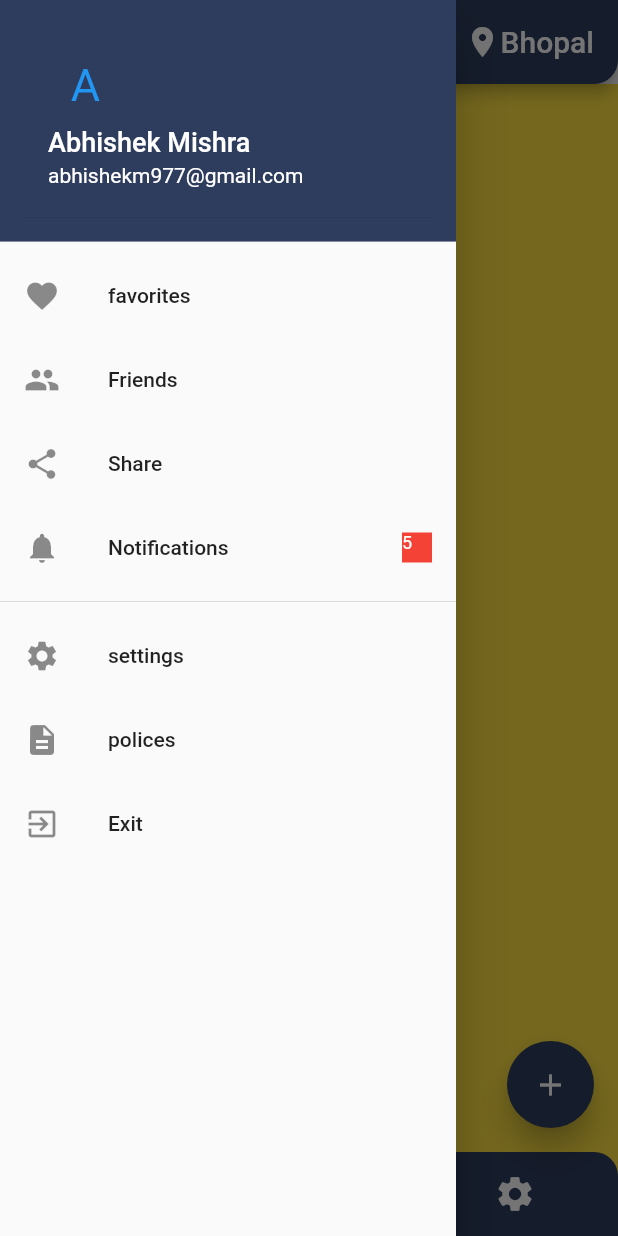
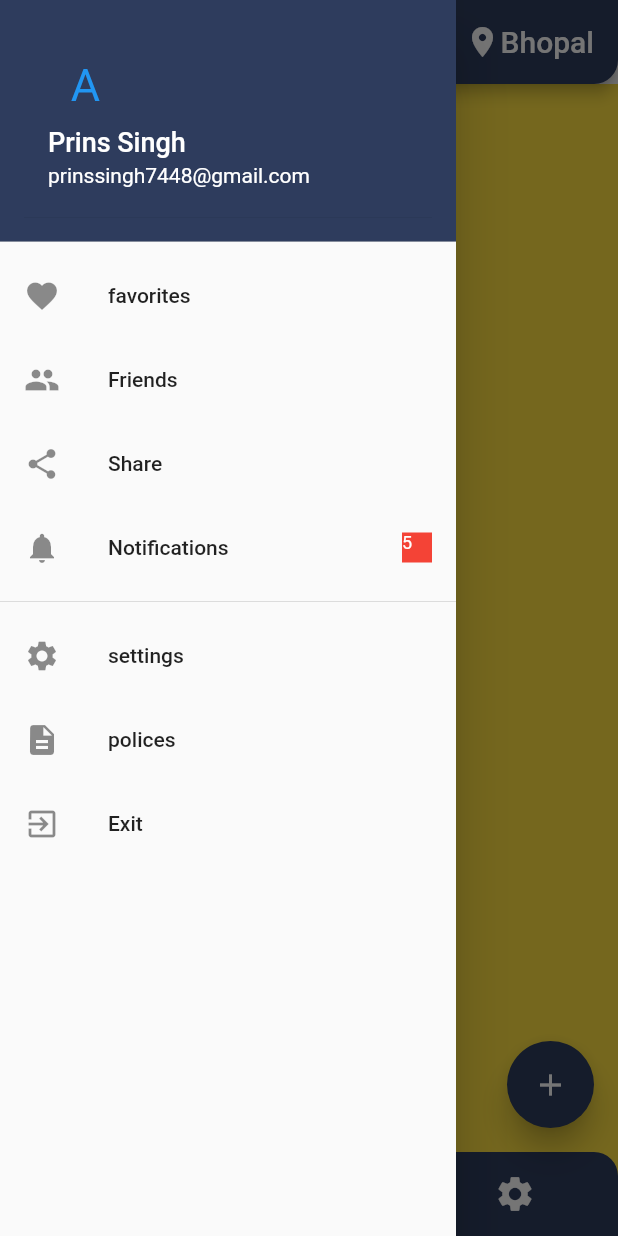
Before and after one commit to Prinssingh/SpotRentalPro, a Flutter app: the HomeScreen screen opened directly, with the side drawer open, on a phone screen of 412 x 824 dp. Run offline on Flutter 3.47's test engine with Material 2 defaults, Android fonts, the phone set to English and light mode, and no system bars; drawn by our look-alikes of flutter_speed_dial; our stand-ins replace firebase_core, google_maps_flutter, introduction_screen, location, share; accounts and stored records are empty.

```diff
--- a/lib/Screens/HomeScreen.dart
+++ b/lib/Screens/HomeScreen.dart
@@ -87,10 +87,10 @@ class _HomeScreenState extends State<HomeScreen> {
 
                  decoration: BoxDecoration(color: SpotColors.colorPrimary),
                  accountName: Text(
-                   "Abhishek Mishra",
+                   "Prins Singh",
                    style: TextStyle(fontSize: 18),
                  ),
-                 accountEmail: Text("abhishekm977@gmail.com"),
+                 accountEmail: Text("prinssingh7448@gmail.com"),
                  currentAccountPictureSize: Size.square(50),
                  currentAccountPicture: CircleAvatar(
                    backgroundColor: SpotColors.colorPrimary,
--- a/pubspec.yaml
+++ b/pubspec.yaml
@@ -39,6 +39,7 @@ dependencies:
   google_maps_flutter: ^0.5.30
   location: ^3.0.2
   share: ^2.0.4
+  firebase_core: ^0.7.0
 
 
 
```
Also changed, not shown: lib/main.dart (+10 -1 lines), lib/firebase_options.dart (added), pubspec.lock, 3 other files.
